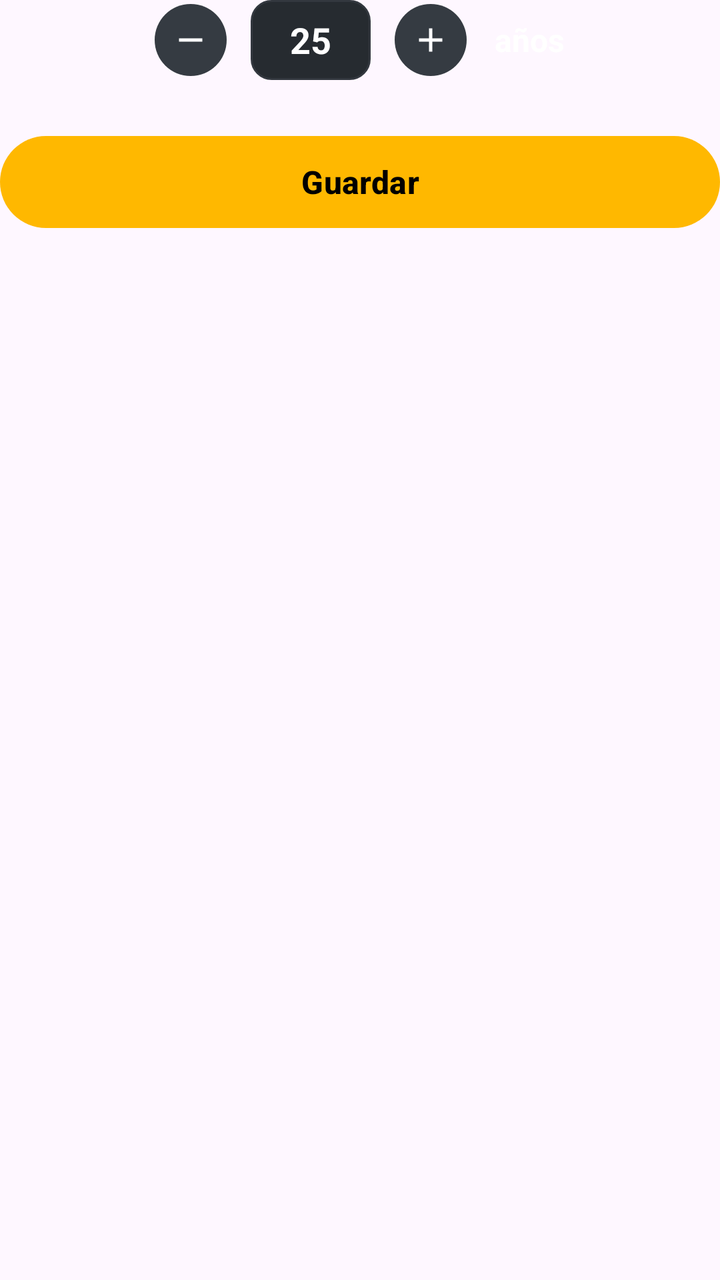
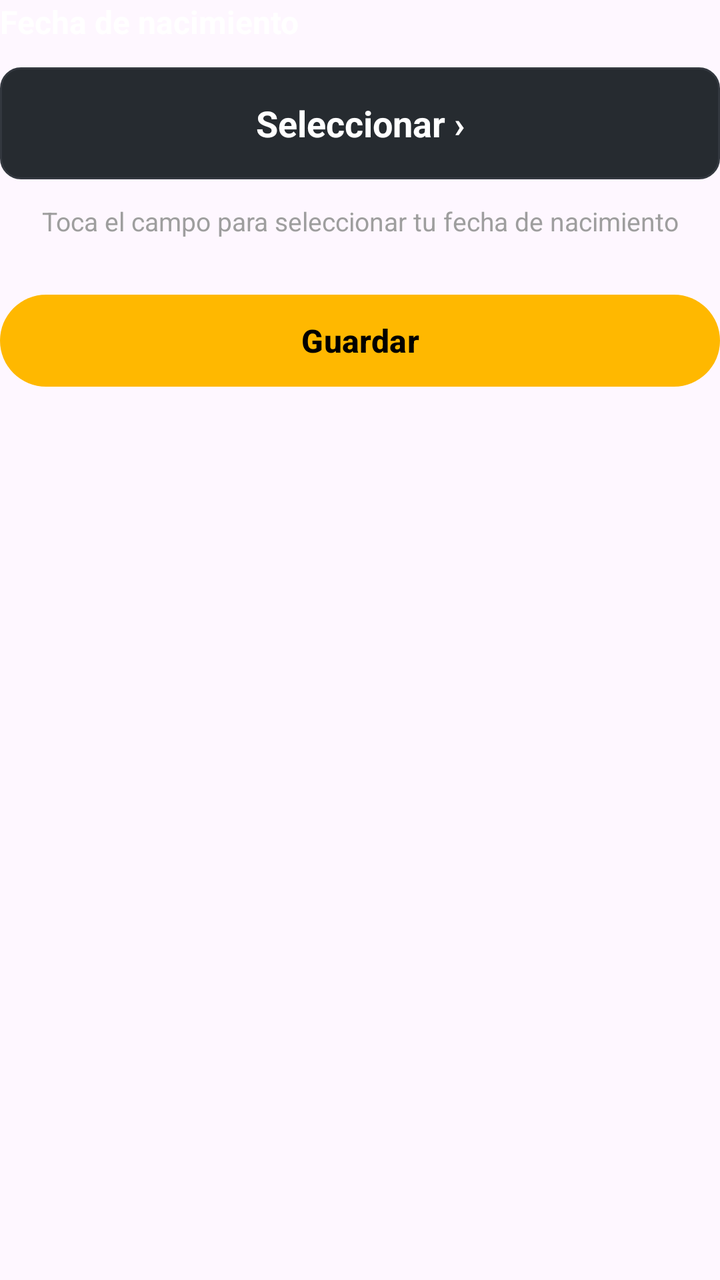

An Android layout rendered at two revisions. The XML below is the earlier revision; the diff shows what the commit changed to produce the second picture.
<!-- AndroidManifest.xml: application theme Theme.NutriMeta -->
<!-- res/layout/activity_edad_dialog.xml -->
<?xml version="1.0" encoding="utf-8"?>
<LinearLayout xmlns:android="http://schemas.android.com/apk/res/android"
    xmlns:app="http://schemas.android.com/apk/res-auto"
    android:layout_width="match_parent"
    android:layout_height="wrap_content"
    android:gravity="center_horizontal"
    android:orientation="vertical"
    xmlns:tools="http://schemas.android.com/tools"
    tools:context=".EdadDialog">

    <LinearLayout
        android:layout_width="wrap_content"
        android:layout_height="wrap_content"
        android:gravity="center_vertical"
        android:orientation="horizontal">

        <ImageView
            android:id="@+id/btnRestarEdad"
            android:layout_width="@dimen/dp_36"
            android:layout_height="@dimen/dp_36"
            android:background="@drawable/fondo_boton_stepper"
            android:clickable="true"
            android:contentDescription="@string/desc_disminuir_edad"
            android:focusable="true"
            android:padding="@dimen/dp_8"
            android:src="@drawable/ic_minus" />

        <TextView
            android:id="@+id/tvValorEdadDialog"
            android:layout_width="@dimen/dp_60"
            android:layout_height="@dimen/dp_40"
            android:layout_marginHorizontal="@dimen/dp_12"
            android:background="@drawable/fondo_numero_stepper"
            android:gravity="center"
            android:text="25"
            android:textColor="@color/blanco"
            android:textSize="@dimen/sp_18"
            android:textStyle="bold" />

        <ImageView
            android:id="@+id/btnSumarEdad"
            android:layout_width="@dimen/dp_36"
            android:layout_height="@dimen/dp_36"
            android:background="@drawable/fondo_boton_stepper"
            android:clickable="true"
            android:contentDescription="@string/desc_aumentar_edad"
            android:focusable="true"
            android:padding="@dimen/dp_8"
            android:src="@drawable/ic_plus" />

        <TextView
            android:layout_width="wrap_content"
            android:layout_height="wrap_content"
            android:layout_marginStart="@dimen/dp_14"
            android:text="@string/unidad_anos"
            android:textColor="@color/blanco"
            android:textSize="@dimen/sp_16"
            android:textStyle="bold" />
    </LinearLayout>

    
    <com.google.android.material.button.MaterialButton
        android:id="@+id/btnGuardarEdad"
        android:layout_width="match_parent"
        android:layout_height="@dimen/dp_54"
        android:layout_marginTop="@dimen/dp_24"
        android:text="@string/btn_guardar"
        android:textAllCaps="false"
        android:textColor="@color/colors"
        android:textSize="@dimen/sp_16"
        android:textStyle="bold"
        app:backgroundTint="@color/color_boton"
        app:cornerRadius="@dimen/dp_27" />

</LinearLayout>
<!-- resources referenced by this layout -->
<resources>
  <color name="blanco">#FFFFFF</color>
  <color name="color_boton">#FFB800</color>
  <color name="colors">#000000</color>
  <dimen name="dp_12">12dp</dimen>
  <dimen name="dp_14">14dp</dimen>
  <dimen name="dp_24">24dp</dimen>
  <dimen name="dp_27">27dp</dimen>
  <dimen name="dp_36">36dp</dimen>
  <dimen name="dp_40">40dp</dimen>
  <dimen name="dp_54">54dp</dimen>
  <dimen name="dp_60">60dp</dimen>
  <dimen name="dp_8">8dp</dimen>
  <dimen name="sp_16">16sp</dimen>
  <dimen name="sp_18">18sp</dimen>
  <!-- drawable fondo_boton_stepper (drawable) -->
  <?xml version="1.0" encoding="utf-8"?>
  <shape xmlns:android="http://schemas.android.com/apk/res/android"
      android:shape="oval">
      <solid android:color="@color/fondo_stepper_boton" />
      <size
          android:width="@dimen/dp_36"
          android:height="@dimen/dp_36" />
  </shape>
  <!-- drawable fondo_numero_stepper (drawable) -->
  <?xml version="1.0" encoding="utf-8"?>
  <shape xmlns:android="http://schemas.android.com/apk/res/android"
      android:shape="rectangle">
      <solid android:color="@color/fondo_stepper_numero" />
      <corners android:radius="@dimen/dp_10" />
      <stroke
          android:width="@dimen/dp_1"
          android:color="@color/borde_tarjeta_objetivo" />
  </shape>
  <!-- drawable ic_minus (drawable) -->
  <vector xmlns:android="http://schemas.android.com/apk/res/android"
      android:width="24dp"
      android:height="24dp"
      android:viewportWidth="24"
      android:viewportHeight="24">
      <path
          android:fillColor="@color/blanco"
          android:pathData="M19,13H5v-2h14v2z"/>
  </vector>
  <!-- drawable ic_plus (drawable) -->
  <vector xmlns:android="http://schemas.android.com/apk/res/android"
      android:width="24dp"
      android:height="24dp"
      android:viewportWidth="24"
      android:viewportHeight="24">
      <path
          android:fillColor="@color/blanco"
          android:pathData="M19,13h-6v6h-2v-6H5v-2h6V5h2v6h6v2z"/>
  </vector>
  <string name="btn_guardar">Guardar</string>
  <string name="desc_aumentar_edad">Aumentar edad</string>
  <string name="desc_disminuir_edad">Disminuir edad</string>
  <string name="unidad_anos">años</string>
  <style name="Theme.NutriMeta" parent="Base.Theme.NutriMeta" />
  <color name="fondo_stepper_boton">#353B42</color>
  <color name="fondo_stepper_numero">#262B30</color>
  <dimen name="dp_10">10dp</dimen>
  <dimen name="dp_1">1dp</dimen>
  <color name="borde_tarjeta_objetivo">#33383F</color>
  <style name="Base.Theme.NutriMeta" parent="Theme.Material3.DayNight.NoActionBar" tools:targetApi="31">
          
          
          <item name="android:windowSplashScreenAnimatedIcon">@drawable/logo_nutrimeta</item>
          <item name="android:windowSplashScreenBackground">@color/colors</item>
      </style>
  <!-- drawable logo_nutrimeta: png bitmap (drawable, 425574 bytes) -->
</resources>

<!-- the commit's change to res/layout/activity_edad_dialog.xml (unified diff, before → after) -->
@@ -1,62 +1,48 @@
 <?xml version="1.0" encoding="utf-8"?>
-<LinearLayout xmlns:android="http://schemas.android.com/apk/res/android"
+<LinearLayout
+    xmlns:android="http://schemas.android.com/apk/res/android"
     xmlns:app="http://schemas.android.com/apk/res-auto"
+    xmlns:tools="http://schemas.android.com/tools"
     android:layout_width="match_parent"
     android:layout_height="wrap_content"
+    android:orientation="vertical"
     android:gravity="center_horizontal"
-    android:orientation="vertical"
-    xmlns:tools="http://schemas.android.com/tools"
     tools:context=".EdadDialog">
 
-    <LinearLayout
-        android:layout_width="wrap_content"
+    
+    <TextView
+        android:layout_width="match_parent"
         android:layout_height="wrap_content"
-        android:gravity="center_vertical"
-        android:orientation="horizontal">
+        android:layout_marginBottom="@dimen/dp_12"
+        android:text="@string/campo_fecha_nacimiento"
+        android:textColor="@color/blanco"
+        android:textSize="@dimen/sp_16"
+        android:textStyle="bold" />
 
-        <ImageView
-            android:id="@+id/btnRestarEdad"
-            android:layout_width="@dimen/dp_36"
-            android:layout_height="@dimen/dp_36"
-            android:background="@drawable/fondo_boton_stepper"
-            android:clickable="true"
-            android:contentDescription="@string/desc_disminuir_edad"
-            android:focusable="true"
-            android:padding="@dimen/dp_8"
-            android:src="@drawable/ic_minus" />
+    
+    <TextView
+        android:id="@+id/tvValorEdadDialog"
+        android:layout_width="match_parent"
+        android:layout_height="@dimen/dp_56"
+        android:background="@drawable/fondo_numero_stepper"
+        android:gravity="center"
+        android:clickable="true"
+        android:focusable="true"
+        android:paddingHorizontal="@dimen/dp_16"
+        android:text="@string/accion_seleccionar"
+        android:textColor="@color/blanco"
+        android:textSize="@dimen/sp_18"
+        android:textStyle="bold" />
 
-        <TextView
-            android:id="@+id/tvValorEdadDialog"
-            android:layout_width="@dimen/dp_60"
-            android:layout_height="@dimen/dp_40"
-            android:layout_marginHorizontal="@dimen/dp_12"
-            android:background="@drawable/fondo_numero_stepper"
-            android:gravity="center"
-            android:text="25"
-            android:textColor="@color/blanco"
-            android:textSize="@dimen/sp_18"
-            android:textStyle="bold" />
-
-        <ImageView
-            android:id="@+id/btnSumarEdad"
-            android:layout_width="@dimen/dp_36"
-            android:layout_height="@dimen/dp_36"
-            android:background="@drawable/fondo_boton_stepper"
-            android:clickable="true"
-            android:contentDescription="@string/desc_aumentar_edad"
-            android:focusable="true"
-            android:padding="@dimen/dp_8"
-            android:src="@drawable/ic_plus" />
-
-        <TextView
-            android:layout_width="wrap_content"
-            android:layout_height="wrap_content"
-            android:layout_marginStart="@dimen/dp_14"
-            android:text="@string/unidad_anos"
-            android:textColor="@color/blanco"
-            android:textSize="@dimen/sp_16"
-            android:textStyle="bold" />
-    </LinearLayout>
+    
+    <TextView
+        android:layout_width="match_parent"
+        android:layout_height="wrap_content"
+        android:layout_marginTop="@dimen/dp_12"
+        android:gravity="center"
+        android:text="@string/ayuda_fecha_nacimiento"
+        android:textColor="@color/color_subtitulo_objetivo"
+        android:textSize="@dimen/sp_13" />
 
     
     <com.google.android.material.button.MaterialButton
@@ -64,6 +50,7 @@
         android:layout_width="match_parent"
         android:layout_height="@dimen/dp_54"
         android:layout_marginTop="@dimen/dp_24"
+        android:enabled="false"
         android:text="@string/btn_guardar"
         android:textAllCaps="false"
         android:textColor="@color/colors"
<!-- resource entries referenced after the edit -->
@@ -2,27 +2,17 @@
 <resources>
   <color name="blanco">#FFFFFF</color>
   <color name="color_boton">#FFB800</color>
+  <color name="color_subtitulo_objetivo">#9E9E9E</color>
   <color name="colors">#000000</color>
   <dimen name="dp_12">12dp</dimen>
-  <dimen name="dp_14">14dp</dimen>
+  <dimen name="dp_16">16dp</dimen>
   <dimen name="dp_24">24dp</dimen>
   <dimen name="dp_27">27dp</dimen>
-  <dimen name="dp_36">36dp</dimen>
-  <dimen name="dp_40">40dp</dimen>
   <dimen name="dp_54">54dp</dimen>
-  <dimen name="dp_60">60dp</dimen>
-  <dimen name="dp_8">8dp</dimen>
+  <dimen name="dp_56">56dp</dimen>
+  <dimen name="sp_13">13sp</dimen>
   <dimen name="sp_16">16sp</dimen>
   <dimen name="sp_18">18sp</dimen>
-  <!-- drawable fondo_boton_stepper (drawable) -->
-  <?xml version="1.0" encoding="utf-8"?>
-  <shape xmlns:android="http://schemas.android.com/apk/res/android"
-      android:shape="oval">
-      <solid android:color="@color/fondo_stepper_boton" />
-      <size
-          android:width="@dimen/dp_36"
-          android:height="@dimen/dp_36" />
-  </shape>
   <!-- drawable fondo_numero_stepper (drawable) -->
   <?xml version="1.0" encoding="utf-8"?>
   <shape xmlns:android="http://schemas.android.com/apk/res/android"
@@ -33,32 +23,11 @@
           android:width="@dimen/dp_1"
           android:color="@color/borde_tarjeta_objetivo" />
   </shape>
-  <!-- drawable ic_minus (drawable) -->
-  <vector xmlns:android="http://schemas.android.com/apk/res/android"
-      android:width="24dp"
-      android:height="24dp"
-      android:viewportWidth="24"
-      android:viewportHeight="24">
-      <path
-          android:fillColor="@color/blanco"
-          android:pathData="M19,13H5v-2h14v2z"/>
-  </vector>
-  <!-- drawable ic_plus (drawable) -->
-  <vector xmlns:android="http://schemas.android.com/apk/res/android"
-      android:width="24dp"
-      android:height="24dp"
-      android:viewportWidth="24"
-      android:viewportHeight="24">
-      <path
-          android:fillColor="@color/blanco"
-          android:pathData="M19,13h-6v6h-2v-6H5v-2h6V5h2v6h6v2z"/>
-  </vector>
+  <string name="accion_seleccionar">Seleccionar ›</string>
+  <string name="ayuda_fecha_nacimiento">Toca el campo para seleccionar tu fecha de nacimiento</string>
   <string name="btn_guardar">Guardar</string>
-  <string name="desc_aumentar_edad">Aumentar edad</string>
-  <string name="desc_disminuir_edad">Disminuir edad</string>
-  <string name="unidad_anos">años</string>
+  <string name="campo_fecha_nacimiento">Fecha de nacimiento</string>
   <style name="Theme.NutriMeta" parent="Base.Theme.NutriMeta" />
-  <color name="fondo_stepper_boton">#353B42</color>
   <color name="fondo_stepper_numero">#262B30</color>
   <dimen name="dp_10">10dp</dimen>
   <dimen name="dp_1">1dp</dimen>
